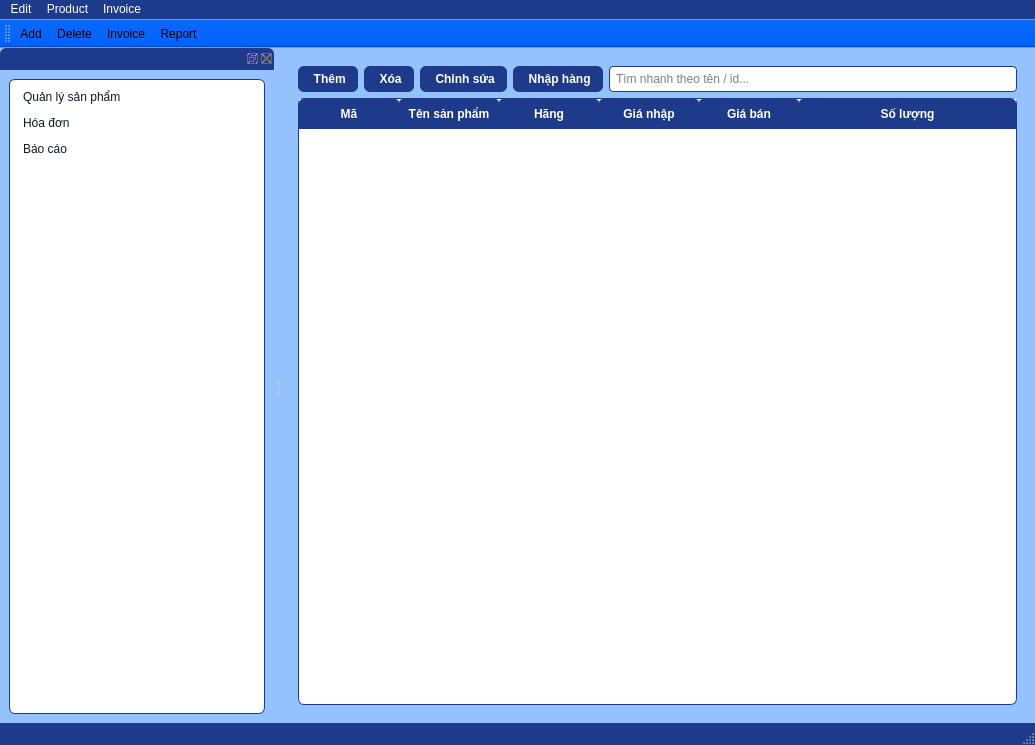
The window that src/ui/mainwindow.ui (24127545-NguyenNgocThien/Inventory_Management_System) describes before a commit, drawn with Qt 5.
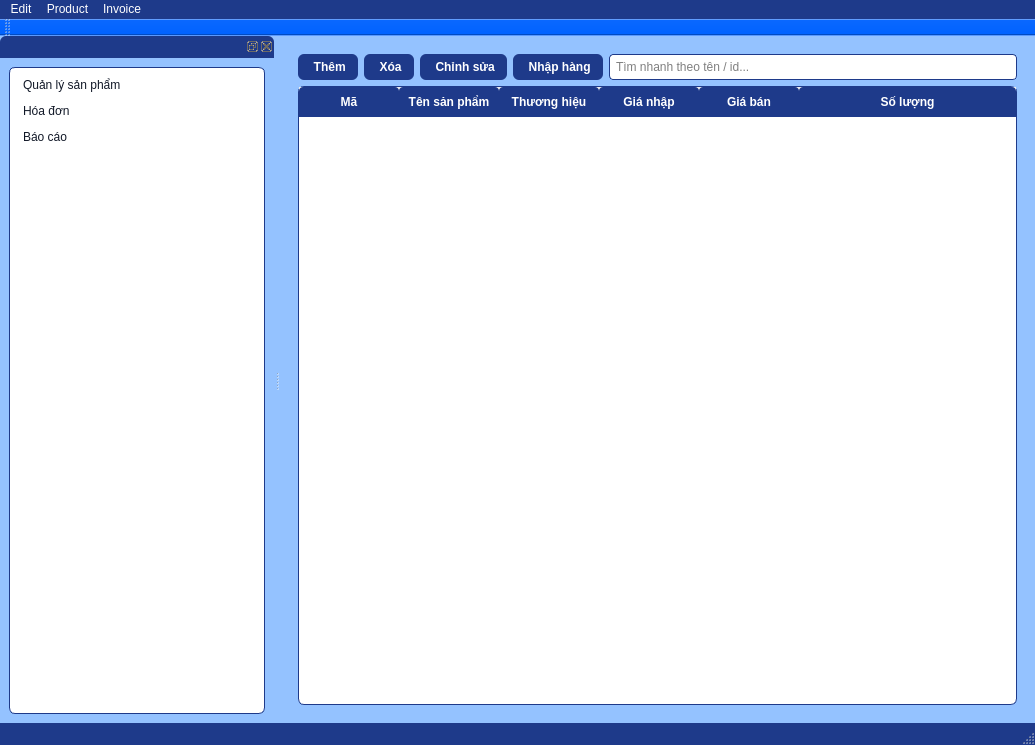
The same window after the commit. The open tabs and pages were chosen to show the change. Icons and pictures are not drawn.

Patch:
```diff
--- a/src/ui/mainwindow.ui
+++ b/src/ui/mainwindow.ui
@@ -240,7 +240,7 @@
             </column>
             <column>
              <property name="text">
-              <string>Hãng</string>
+              <string>Thương hiệu</string>
              </property>
             </column>
             <column>
@@ -1231,10 +1231,6 @@
    <attribute name="toolBarBreak">
     <bool>false</bool>
    </attribute>
-   <addaction name="actionAdd"/>
-   <addaction name="actionDelete"/>
-   <addaction name="actionInvoice"/>
-   <addaction name="actionReport"/>
   </widget>
   <widget class="QDockWidget" name="sidebarDock_2">
    <property name="styleSheet">
```
Left out of the diff: 4 changed lines with no effect on the pictures.
